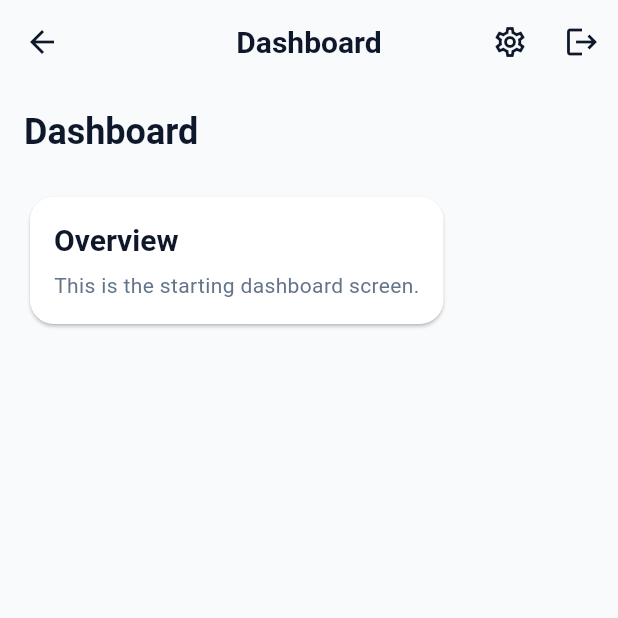
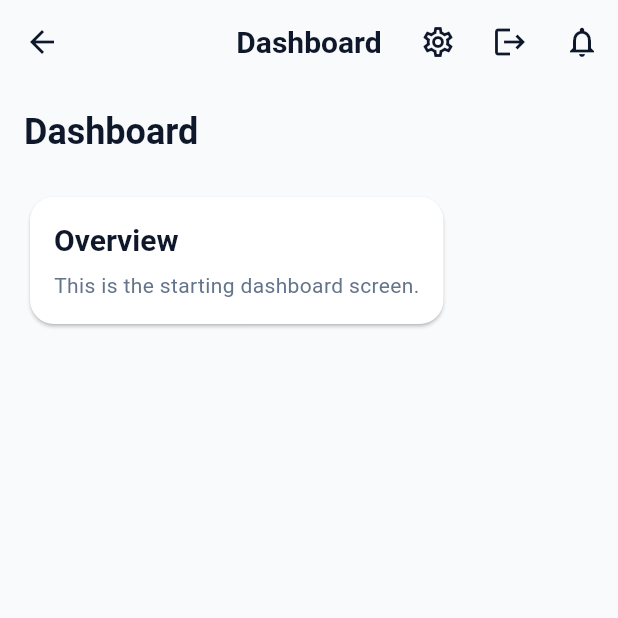
Before and after one commit to OdehMohamed/techno-staff, a Flutter app: the DashboardScreen screen opened directly, on a phone screen of 412 x 824 dp, the top half of it. Run offline on Flutter 3.47's test engine with Material 3 defaults, Android fonts, the phone set to English and light mode, and no system bars; our stand-ins replace cloud_firestore, cloud_functions, easy_localization, firebase_auth, firebase_core, firebase_messaging and 5 more; accounts and stored records are empty.

Commit message:
feat(notifications): add in-app notifications with multilingual support

```diff
--- a/lib/core/routes/app_router.dart
+++ b/lib/core/routes/app_router.dart
@@ -1,4 +1,5 @@
 import 'package:flutter/material.dart';
+import 'package:techno_staff/features/notifications/presentation/screens/notifications_screen.dart';
 import 'package:techno_staff/features/reports/presentation/screens/reports_screen.dart';
 import 'package:techno_staff/features/tasks/presentation/screens/task_details_loader_screen.dart';
 import '../../features/employees/presentation/screens/add_employee_screen.dart';
@@ -109,6 +110,11 @@ class AppRouter {
           builder: (_) => const ReportsScreen(),
           settings: settings,
         );
+      case RouteNames.notifications:
+        return MaterialPageRoute(
+          builder: (_) => const NotificationsScreen(),
+          settings: settings,
+        );
       default:
         return MaterialPageRoute(
           builder: (_) =>
--- a/lib/core/routes/route_names.dart
+++ b/lib/core/routes/route_names.dart
@@ -13,4 +13,5 @@ class RouteNames {
   static const String taskDetails = '/task-details';
   static const String editTask = '/edit-task';
   static const String reports = '/reports';
+  static const notifications = '/notifications';
 }
--- a/lib/features/dashboard/presentation/screens/dashboard_screen.dart
+++ b/lib/features/dashboard/presentation/screens/dashboard_screen.dart
@@ -1,13 +1,31 @@
 import 'package:easy_localization/easy_localization.dart';
 import 'package:flutter/material.dart';
 import 'package:flutter_bloc/flutter_bloc.dart';
+import 'package:techno_staff/features/notifications/presentation/cubit/notifications_cubit.dart';
+import 'package:techno_staff/features/notifications/presentation/widgets/notifications_bell_button.dart';
 import '../../../../core/constants/app_sizes.dart';
 import '../../../../core/routes/route_names.dart';
 import '../../../auth/presentation/cubit/auth_cubit.dart';
 import '../../../auth/presentation/cubit/auth_state.dart';
 
-class DashboardScreen extends StatelessWidget {
+class DashboardScreen extends StatefulWidget {
   const DashboardScreen({super.key});
+
+  @override
+  State<DashboardScreen> createState() => _DashboardScreenState();
+}
+
+class _DashboardScreenState extends State<DashboardScreen> {
+  @override
+  void initState() {
+    super.initState();
+    WidgetsBinding.instance.addPostFrameCallback((_) {
+      final user = context.read<AuthCubit>().state.user;
+      if (user != null) {
+        context.read<NotificationsCubit>().loadNotifications(user.id);
+      }
+    });
+  }
 
   @override
   Widget build(BuildContext context) {
@@ -39,6 +57,7 @@ class DashboardScreen extends StatelessWidget {
               },
               icon: const Icon(Icons.logout),
             ),
+            const NotificationsBellButton(),
           ],
         ),
         body: Padding(
--- /dev/null
+++ b/lib/features/notifications/data/models/in_app_notification_model.dart
@@ -0,0 +1,35 @@
+import 'package:cloud_firestore/cloud_firestore.dart';
+
+class InAppNotificationModel {
+  final String id;
+  final String userId;
+  final String type;
+  final String? taskId;
+  final bool isRead;
+  final DateTime? createdAt;
+  final Map<String, dynamic>? data;
+
+  InAppNotificationModel({
+    required this.id,
+    required this.userId,
+    required this.type,
+    required this.taskId,
+    required this.isRead,
+    required this.createdAt,
+    required this.data,
+  });
+
+  factory InAppNotificationModel.fromMap(String id, Map<String, dynamic> map) {
+    return InAppNotificationModel(
+      id: id,
+      userId: map['userId'] ?? '',
+      type: map['type'] ?? '',
+      taskId: map['taskId'],
+      isRead: map['isRead'] ?? false,
+      createdAt: map['createdAt'] != null
+          ? (map['createdAt'] as Timestamp).toDate()
+          : null,
+      data: map['data'] != null ? Map<String, dynamic>.from(map['data']) : null,
+    );
+  }
+}
--- /dev/null
+++ b/lib/features/notifications/presentation/cubit/notifications_cubit.dart
@@ -0,0 +1,53 @@
+import 'package:flutter_bloc/flutter_bloc.dart';
+import '../../data/models/in_app_notification_model.dart';
+import '../../data/repositories/notifications_repository.dart';
+
+class NotificationsState {
+  final List<InAppNotificationModel> notifications;
+  final int unreadCount;
+  final bool isLoading;
+
+  NotificationsState({
+    this.notifications = const [],
+    this.unreadCount = 0,
+    this.isLoading = false,
+  });
+
+  NotificationsState copyWith({
+    List<InAppNotificationModel>? notifications,
+    int? unreadCount,
+    bool? isLoading,
+  }) {
+    return NotificationsState(
+      notifications: notifications ?? this.notifications,
+      unreadCount: unreadCount ?? this.unreadCount,
+      isLoading: isLoading ?? this.isLoading,
+    );
+  }
+}
+
+class NotificationsCubit extends Cubit<NotificationsState> {
+  final NotificationsRepository _repository;
+
+  NotificationsCubit(this._repository) : super(NotificationsState());
+
+  Future<void> loadNotifications(String userId) async {
+    emit(state.copyWith(isLoading: true));
+
+    final notifications = await _repository.getNotifications(userId);
+    final unread = await _repository.getUnreadCount(userId);
+
+    emit(
+      state.copyWith(
+        notifications: notifications,
+        unreadCount: unread,
+        isLoading: false,
+      ),
+    );
+  }
+
+  Future<void> markAsRead(String id, String userId) async {
+    await _repository.markAsRead(id);
+    await loadNotifications(userId);
+  }
+}
--- /dev/null
+++ b/lib/features/notifications/presentation/widgets/notifications_bell_button.dart
@@ -0,0 +1,52 @@
+import 'package:flutter/material.dart';
+import 'package:flutter_bloc/flutter_bloc.dart';
+import '../../../../core/routes/route_names.dart';
+import '../cubit/notifications_cubit.dart';
+
+class NotificationsBellButton extends StatelessWidget {
+  const NotificationsBellButton({super.key});
+
+  @override
+  Widget build(BuildContext context) {
+    return BlocBuilder<NotificationsCubit, NotificationsState>(
+      builder: (context, state) {
+        return Stack(
+          children: [
+            IconButton(
+              icon: const Icon(Icons.notifications_outlined),
+              onPressed: () {
+                Navigator.pushNamed(context, RouteNames.notifications);
+              },
+            ),
+            if (state.unreadCount > 0)
+              PositionedDirectional(
+                top: 8,
+                end: 8,
+                child: Container(
+                  constraints: const BoxConstraints(
+                    minWidth: 18,
+                    minHeight: 18,
+                  ),
+                  padding: const EdgeInsets.symmetric(horizontal: 4),
+                  decoration: BoxDecoration(
+                    color: Colors.red,
+                    borderRadius: BorderRadius.circular(999),
+                  ),
+                  child: Center(
+                    child: Text(
+                      state.unreadCount > 99 ? '99+' : '${state.unreadCount}',
+                      style: const TextStyle(
+                        color: Colors.white,
+                        fontSize: 10,
+                        fontWeight: FontWeight.bold,
+                      ),
+                    ),
+                  ),
+                ),
+              ),
+          ],
+        );
+      },
+    );
+  }
+}
--- a/lib/main.dart
+++ b/lib/main.dart
@@ -9,6 +9,8 @@ import 'package:techno_staff/core/routes/route_names.dart';
 import 'package:techno_staff/core/services/notification_service.dart';
 import 'package:techno_staff/features/dashboard/data/repositories/dashboard_repository.dart';
 import 'package:techno_staff/features/dashboard/presentation/cubit/dashboard_cubit.dart';
+import 'package:techno_staff/features/notifications/data/repositories/notifications_repository.dart';
+import 'package:techno_staff/features/notifications/presentation/cubit/notifications_cubit.dart';
 import 'package:techno_staff/features/reports/data/repositories/reports_repository.dart';
 import 'package:techno_staff/features/reports/data/services/pdf_report_service.dart';
 import 'package:techno_staff/features/reports/presentation/cubit/reports_cubit.dart';
@@ -120,6 +122,9 @@ Future<void> main() async {
           BlocProvider(
             create: (_) => TaskLogsCubit(tasksRepository: tasksRepository),
           ),
+          BlocProvider(
+            create: (_) => NotificationsCubit(NotificationsRepository()),
+          ),
         ],
         child: const TechnoStaffApp(),
       ),
```
Also changed, not shown: assets/translations/ar.json (+13 -1 lines), assets/translations/en.json (+13 -1 lines), lib/features/admin/presentation/screens/admin_dashboard_screen.dart (+13 -1 lines), lib/features/employee/presentation/screens/employee_home_screen.dart (+13 -1 lines), lib/features/notifications/data/repositories/notifications_repository.dart (added, +38 -0 lines), lib/features/notifications/presentation/screens/notifications_screen.dart (added, +228 -0 lines), 2 other files.
